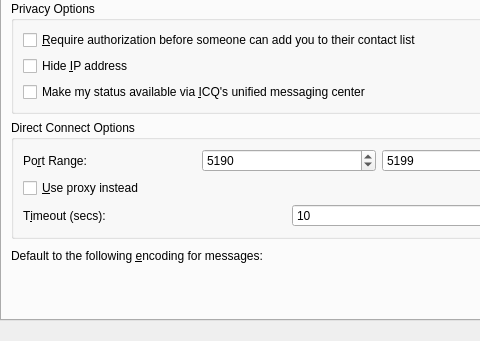
This is protocols/oscar/icq/ui/icqeditaccountui.ui in KDE/kopete as Qt 5 draws it before an edit; both pictures show x 0 to 480 and y 130 to 471 of the 578 by 471 pixel window. The edited form follows.
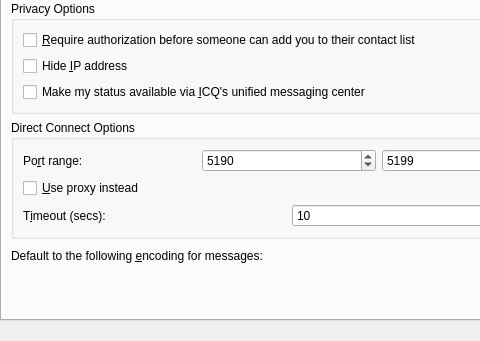
This is the edited form. The open tabs and pages were chosen to show the change. Custom widgets are drawn as their Qt base class.

The edit to the form file:
```diff
--- a/protocols/oscar/icq/ui/icqeditaccountui.ui
+++ b/protocols/oscar/icq/ui/icqeditaccountui.ui
@@ -541,7 +541,7 @@
                <string>The ports to use when listening for direct connections. These must not be blocked by a firewall or router.</string>
               </property>
               <property name="text" >
-               <string>Po&amp;rt Range:</string>
+               <string>Po&amp;rt range:</string>
               </property>
               <property name="buddy" >
                <cstring>sbxFirstPort</cstring>
```
